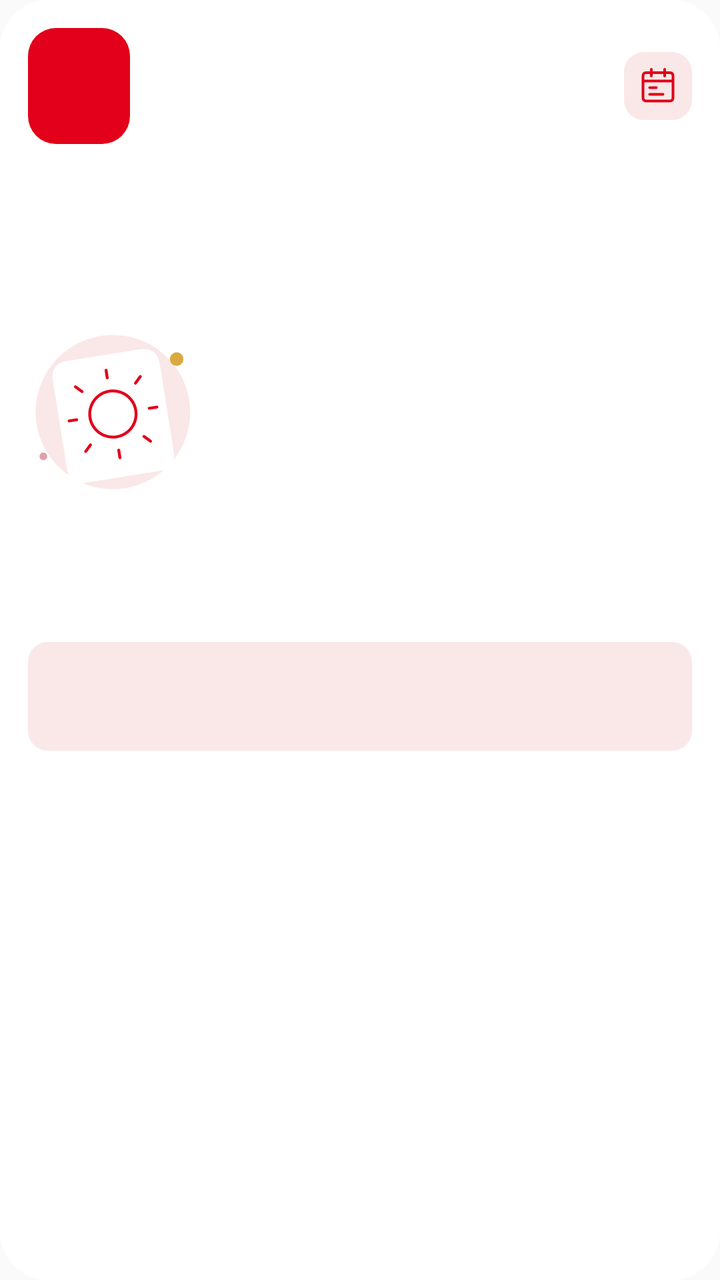
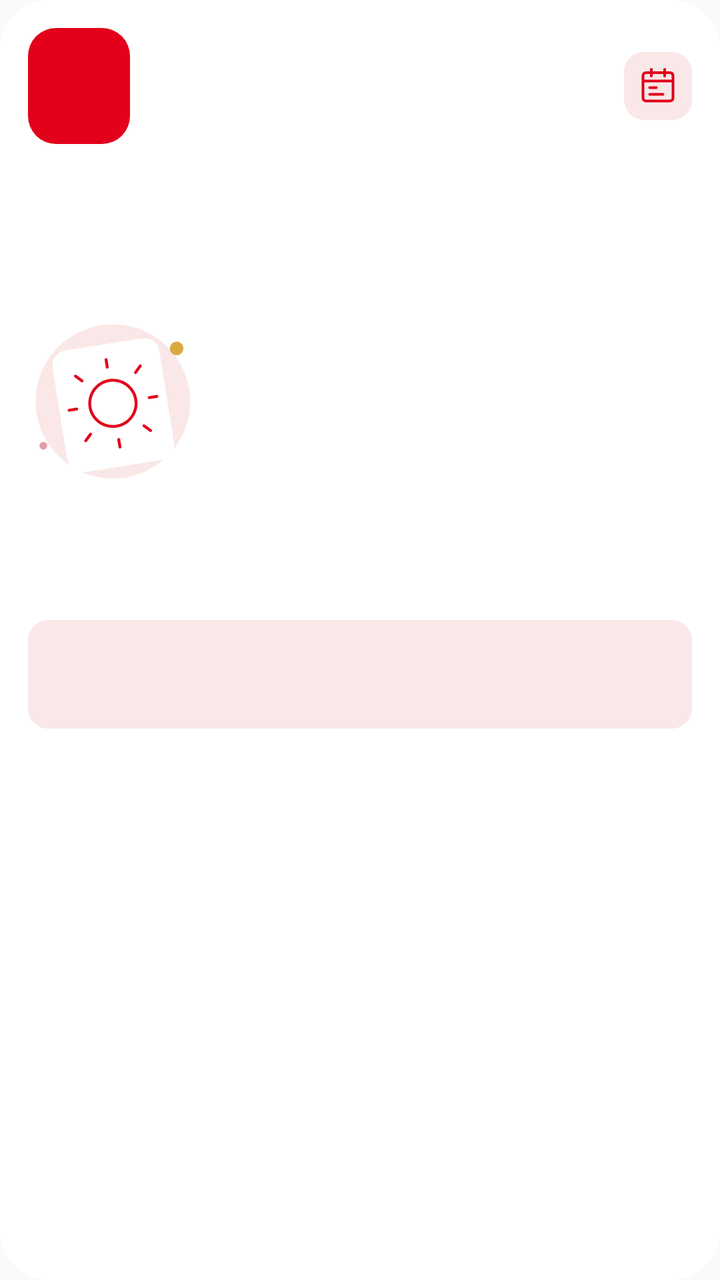

Before-and-after screenshots of an Android layout around one commit, followed by the original layout XML and the change that was made.
<!-- AndroidManifest.xml: application theme AppTheme -->
<!-- res/layout/schedule_widget.xml -->
<?xml version='1.0' encoding='utf-8'?>
<LinearLayout xmlns:android="http://schemas.android.com/apk/res/android" android:id="@+id/widget_root" android:layout_width="match_parent" android:layout_height="match_parent" android:orientation="vertical" android:padding="14dp" android:background="@drawable/schedule_widget_background">
    <LinearLayout android:layout_width="match_parent" android:layout_height="wrap_content" android:orientation="horizontal" android:gravity="center_vertical">
        <LinearLayout android:layout_width="51dp" android:layout_height="58dp" android:orientation="vertical" android:gravity="center" android:background="@drawable/widget_date_tile">
            <TextView android:id="@+id/widget_day" android:layout_width="match_parent" android:layout_height="wrap_content" android:textSize="30sp" android:textColor="#FFFFFF" android:maxLines="1" android:ellipsize="end" android:gravity="center" android:textStyle="bold" android:fontFamily="sans-serif-rounded" android:text="" />
            <TextView android:id="@+id/widget_month" android:layout_width="match_parent" android:layout_height="wrap_content" android:textSize="10sp" android:textColor="#FFFFFF" android:maxLines="1" android:ellipsize="end" android:gravity="center" android:textStyle="bold" android:text="" />
        </LinearLayout>
        <LinearLayout android:layout_width="0dp" android:layout_height="wrap_content" android:orientation="vertical" android:layout_marginStart="12dp" android:layout_weight="1">
            <TextView android:id="@+id/widget_weekday" android:layout_width="match_parent" android:layout_height="wrap_content" android:textSize="10sp" android:textColor="@color/widget_secondary" android:maxLines="1" android:ellipsize="end" android:text="" />
            <TextView android:id="@+id/widget_course" android:layout_width="match_parent" android:layout_height="wrap_content" android:textSize="15sp" android:textColor="@color/widget_primary" android:maxLines="1" android:ellipsize="end" android:textStyle="bold" android:layout_marginTop="3dp" android:text="" />
        </LinearLayout>
        <ImageView android:layout_width="34dp" android:layout_height="34dp" android:padding="7dp" android:src="@drawable/widget_calendar" android:background="@drawable/widget_soft_tile" android:importantForAccessibility="no" />
    </LinearLayout>
    <LinearLayout android:layout_width="match_parent" android:layout_height="wrap_content" android:orientation="vertical" android:layout_marginTop="14dp">
        <TextView android:id="@+id/widget_status" android:layout_width="match_parent" android:layout_height="wrap_content" android:textSize="9sp" android:textColor="@color/widget_secondary" android:maxLines="1" android:ellipsize="end" android:textStyle="bold" android:letterSpacing="0.08" android:layout_marginBottom="5dp" android:text="" />
        <LinearLayout android:id="@+id/widget_events" android:layout_width="match_parent" android:layout_height="wrap_content" android:orientation="vertical" />
    </LinearLayout>
    <LinearLayout android:id="@+id/widget_empty_hero" android:layout_width="match_parent" android:layout_height="0dp" android:layout_weight="1" android:orientation="horizontal" android:gravity="center_vertical">
        <ImageView android:id="@+id/widget_illustration" android:layout_width="85dp" android:layout_height="90dp" android:src="@drawable/widget_free_illustration" android:importantForAccessibility="no" />
        <LinearLayout android:layout_width="0dp" android:layout_weight="1" android:layout_height="wrap_content" android:orientation="vertical" android:layout_marginStart="16dp">
            <TextView android:id="@+id/widget_empty_title" android:layout_width="match_parent" android:layout_height="wrap_content" android:textSize="23sp" android:textColor="@color/widget_primary" android:maxLines="1" android:ellipsize="end" android:textStyle="bold" android:fontFamily="sans-serif-rounded" android:maxWidth="250dp" android:text="" />
            <TextView android:id="@+id/widget_empty_subtitle" android:layout_width="match_parent" android:layout_height="wrap_content" android:textSize="12sp" android:textColor="@color/widget_secondary" android:maxLines="1" android:ellipsize="end" android:layout_marginTop="4dp" android:text="" />
        </LinearLayout>
    </LinearLayout>
    <LinearLayout android:id="@+id/widget_week" android:layout_width="match_parent" android:layout_height="wrap_content" android:orientation="horizontal" android:layout_marginBottom="10dp" />
    <LinearLayout android:id="@+id/widget_next" android:layout_width="match_parent" android:layout_height="wrap_content" android:orientation="vertical" android:padding="10dp" android:background="@drawable/widget_soft_tile" android:layout_marginBottom="9dp">
        <TextView android:id="@+id/widget_next_time" android:layout_width="match_parent" android:layout_height="wrap_content" android:textSize="10sp" android:textColor="@color/widget_accent" android:maxLines="1" />
        <TextView android:id="@+id/widget_next_title" android:layout_width="match_parent" android:layout_height="wrap_content" android:textSize="13sp" android:textStyle="bold" android:textColor="@color/widget_primary" android:maxLines="1" android:ellipsize="end" android:layout_marginTop="3dp" />
    </LinearLayout>
    <TextView android:id="@+id/widget_hint" android:layout_width="match_parent" android:layout_height="wrap_content" android:textSize="10sp" android:textColor="@color/widget_secondary" android:maxLines="1" android:ellipsize="end" android:layout_marginTop="9dp" android:textStyle="bold" android:text="" />
    <LinearLayout android:id="@+id/widget_spacer" android:layout_width="1dp" android:layout_height="0dp" android:layout_weight="1" android:orientation="vertical" />
    <TextView android:id="@+id/widget_updated" android:layout_width="match_parent" android:layout_height="wrap_content" android:textSize="8sp" android:textColor="@color/widget_secondary" android:maxLines="1" android:ellipsize="end" android:text="" />
</LinearLayout>
<!-- resources referenced by this layout -->
<resources>
  <color name="widget_accent">#E2001A</color>
  <color name="widget_primary">#202027</color>
  <color name="widget_secondary">#77717A</color>
  <!-- drawable schedule_widget_background (drawable) -->
  <?xml version='1.0' encoding='utf-8'?>
  <shape xmlns:android="http://schemas.android.com/apk/res/android">
      <solid android:color="@color/widget_background" />
      <corners android:radius="24dp" />
  </shape>
  <!-- drawable widget_calendar (drawable) -->
  <?xml version='1.0' encoding='utf-8'?>
  <vector xmlns:android="http://schemas.android.com/apk/res/android" android:width="24dp" android:height="24dp" android:viewportWidth="24" android:viewportHeight="24">
      <path android:pathData="M5,4 L19,4 Q21,4 21,6 L21,19 Q21,21 19,21 L5,21 Q3,21 3,19 L3,6 Q3,4 5,4 M3,9 L21,9 M8,2 L8,6 M16,2 L16,6" android:fillColor="@android:color/transparent" android:strokeColor="@color/widget_accent" android:strokeWidth="1.6" android:strokeLineCap="round" />
      <path android:pathData="M7,13 L11,13 M7,17 L15,17" android:strokeColor="@color/widget_accent" android:strokeWidth="1.6" android:strokeLineCap="round" />
  </vector>
  <!-- drawable widget_date_tile (drawable) -->
  <?xml version='1.0' encoding='utf-8'?>
  <shape xmlns:android="http://schemas.android.com/apk/res/android">
      <solid android:color="#E2001A" />
      <corners android:radius="14dp" />
  </shape>
  <!-- drawable widget_free_illustration (drawable) -->
  <?xml version='1.0' encoding='utf-8'?>
  <vector xmlns:android="http://schemas.android.com/apk/res/android" android:width="88dp" android:height="90dp" android:viewportWidth="88" android:viewportHeight="90">
      <path android:fillColor="@color/widget_soft" android:pathData="M44,4 A40,40 0,1 1,43.9,4" />
      <group android:rotation="-9" android:pivotX="44" android:pivotY="45">
          <path android:fillColor="@color/widget_background" android:pathData="M25,14 L63,14 Q72,14 72,23 L72,69 Q72,78 63,78 L25,78 Q16,78 16,69 L16,23 Q16,14 25,14" />
          <path android:pathData="M44,33 A12,12 0,1 1,43.9,33 M44,26 L44,22 M44,68 L44,64 M25,45 L21,45 M67,45 L63,45 M30,31 L27,28 M58,59 L61,62 M30,59 L27,62 M58,31 L61,28" android:fillColor="@android:color/transparent" android:strokeColor="@color/widget_accent" android:strokeWidth="1.5" android:strokeLineCap="round" />
      </group>
      <path android:fillColor="#DAAA40" android:pathData="M77,13 A3.5,3.5 0,1 1,76.9,13" />
      <path android:fillColor="#DFA1A9" android:pathData="M8,65 A2,2 0,1 1,7.9,65" />
  </vector>
  <!-- drawable widget_soft_tile (drawable) -->
  <?xml version='1.0' encoding='utf-8'?>
  <shape xmlns:android="http://schemas.android.com/apk/res/android">
      <solid android:color="@color/widget_soft" />
      <corners android:radius="10dp" />
  </shape>
  <style name="AppTheme" parent="Theme.AppCompat.Light.DarkActionBar">
          
          <item name="colorPrimary">@color/colorPrimary</item>
          <item name="colorPrimaryDark">@color/colorPrimaryDark</item>
          <item name="colorAccent">@color/colorAccent</item>
          <item name="android:statusBarColor">@color/app_background</item>
          <item name="android:navigationBarColor">@color/app_background</item>
          <item name="android:windowLightStatusBar">true</item>
          <item name="android:windowLightNavigationBar">true</item>
      </style>
  <color name="widget_background">#FFFFFF</color>
  <color name="widget_soft">#F9E8E7</color>
  <color name="colorPrimary">#E2001A</color>
  <color name="colorPrimaryDark">#BD0016</color>
  <color name="colorAccent">#E2001A</color>
  <color name="app_background">#FFFFFF</color>
</resources>

<!-- the commit's change to res/layout/schedule_widget.xml (unified diff, before → after) -->
@@ -19,7 +19,7 @@
         <ImageView android:id="@+id/widget_illustration" android:layout_width="85dp" android:layout_height="90dp" android:src="@drawable/widget_free_illustration" android:importantForAccessibility="no" />
         <LinearLayout android:layout_width="0dp" android:layout_weight="1" android:layout_height="wrap_content" android:orientation="vertical" android:layout_marginStart="16dp">
             <TextView android:id="@+id/widget_empty_title" android:layout_width="match_parent" android:layout_height="wrap_content" android:textSize="23sp" android:textColor="@color/widget_primary" android:maxLines="1" android:ellipsize="end" android:textStyle="bold" android:fontFamily="sans-serif-rounded" android:maxWidth="250dp" android:text="" />
-            <TextView android:id="@+id/widget_empty_subtitle" android:layout_width="match_parent" android:layout_height="wrap_content" android:textSize="12sp" android:textColor="@color/widget_secondary" android:maxLines="1" android:ellipsize="end" android:layout_marginTop="4dp" android:text="" />
+            <TextView android:id="@+id/widget_empty_subtitle" android:layout_width="match_parent" android:layout_height="wrap_content" android:textSize="12sp" android:textColor="@color/widget_secondary" android:breakStrategy="balanced" android:hyphenationFrequency="none" android:layout_marginTop="4dp" android:text="" />
         </LinearLayout>
     </LinearLayout>
     <LinearLayout android:id="@+id/widget_week" android:layout_width="match_parent" android:layout_height="wrap_content" android:orientation="horizontal" android:layout_marginBottom="10dp" />
@@ -29,5 +29,6 @@
     </LinearLayout>
     <TextView android:id="@+id/widget_hint" android:layout_width="match_parent" android:layout_height="wrap_content" android:textSize="10sp" android:textColor="@color/widget_secondary" android:maxLines="1" android:ellipsize="end" android:layout_marginTop="9dp" android:textStyle="bold" android:text="" />
     <LinearLayout android:id="@+id/widget_spacer" android:layout_width="1dp" android:layout_height="0dp" android:layout_weight="1" android:orientation="vertical" />
+    <LinearLayout android:id="@+id/widget_upcoming" android:layout_width="match_parent" android:layout_height="wrap_content" android:orientation="vertical" android:layout_marginTop="12dp" android:layout_marginBottom="10dp" />
     <TextView android:id="@+id/widget_updated" android:layout_width="match_parent" android:layout_height="wrap_content" android:textSize="8sp" android:textColor="@color/widget_secondary" android:maxLines="1" android:ellipsize="end" android:text="" />
 </LinearLayout>
